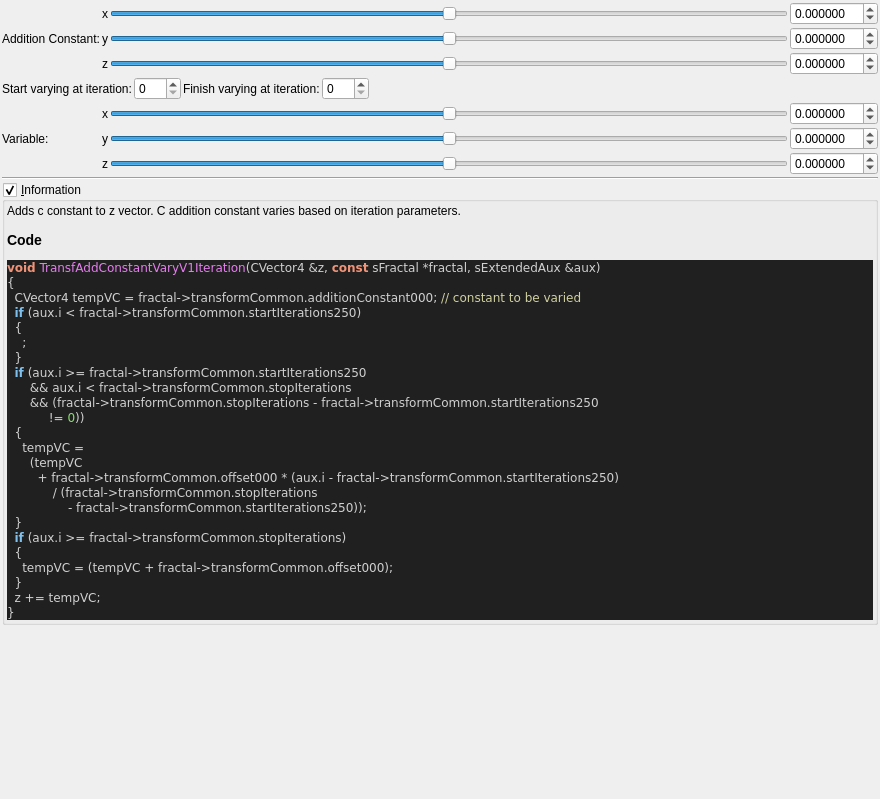
Above: mandelbulber2/formula/ui/fractal_transf_add_constant_vary_v1.ui from buddhi1980/mandelbulber2 before the change. Below: the same form after it.
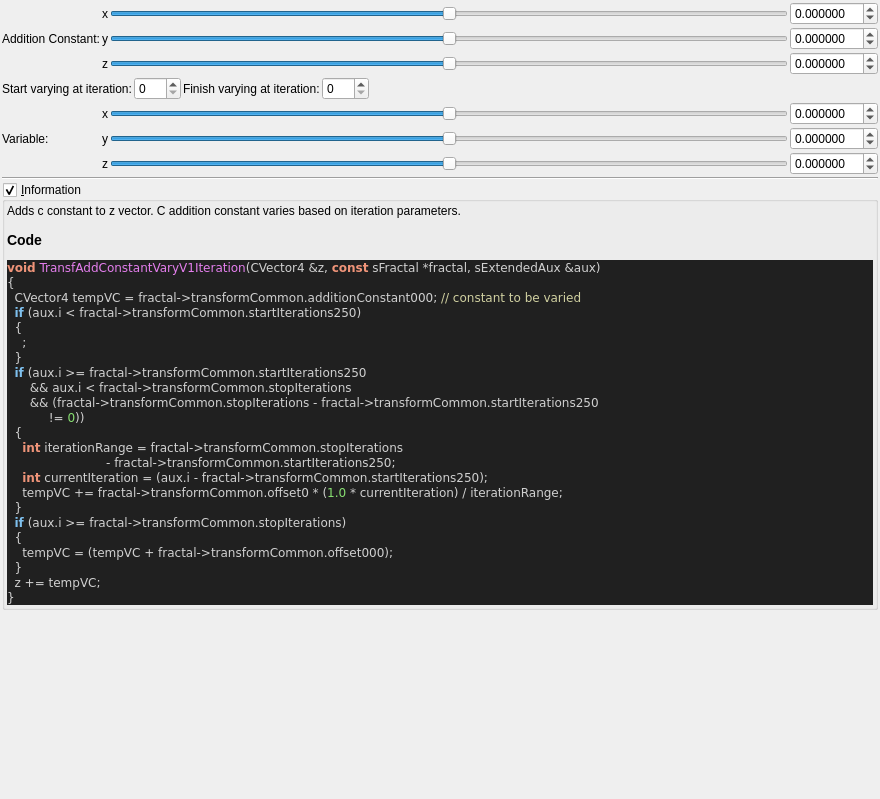
That is the form after the change. Custom widgets are drawn as their Qt base class.

Commit message: added all cl transform files till transf_a*

What changed in the file:
```diff
--- a/mandelbulber2/formula/ui/fractal_transf_add_constant_vary_v1.ui
+++ b/mandelbulber2/formula/ui/fractal_transf_add_constant_vary_v1.ui
@@ -502,11 +502,10 @@
       &lt;span style=&quot;color:#d0d0d0&quot;&gt;&amp;amp;&amp;amp; (&lt;/span&gt;fractal&lt;span style=&quot;color:#d0d0d0&quot;&gt;-&amp;gt;&lt;/span&gt;transformCommon&lt;span style=&quot;color:#d0d0d0&quot;&gt;.&lt;/span&gt;stopIterations &lt;span style=&quot;color:#d0d0d0&quot;&gt;-&lt;/span&gt; fractal&lt;span style=&quot;color:#d0d0d0&quot;&gt;-&amp;gt;&lt;/span&gt;transformCommon&lt;span style=&quot;color:#d0d0d0&quot;&gt;.&lt;/span&gt;startIterations250
            &lt;span style=&quot;color:#d0d0d0&quot;&gt;!=&lt;/span&gt; &lt;span style=&quot;color:#87df71&quot;&gt;0&lt;/span&gt;&lt;span style=&quot;color:#d0d0d0&quot;&gt;))&lt;/span&gt;
   &lt;span style=&quot;color:#d0d0d0&quot;&gt;{&lt;/span&gt;
-    tempVC &lt;span style=&quot;color:#d0d0d0&quot;&gt;=&lt;/span&gt;
-      &lt;span style=&quot;color:#d0d0d0&quot;&gt;(&lt;/span&gt;tempVC
-        &lt;span style=&quot;color:#d0d0d0&quot;&gt;+&lt;/span&gt; fractal&lt;span style=&quot;color:#d0d0d0&quot;&gt;-&amp;gt;&lt;/span&gt;transformCommon&lt;span style=&quot;color:#d0d0d0&quot;&gt;.&lt;/span&gt;offset000 &lt;span style=&quot;color:#d0d0d0&quot;&gt;* (&lt;/span&gt;aux&lt;span style=&quot;color:#d0d0d0&quot;&gt;.&lt;/span&gt;i &lt;span style=&quot;color:#d0d0d0&quot;&gt;-&lt;/span&gt; fractal&lt;span style=&quot;color:#d0d0d0&quot;&gt;-&amp;gt;&lt;/span&gt;transformCommon&lt;span style=&quot;color:#d0d0d0&quot;&gt;.&lt;/span&gt;startIterations250&lt;span style=&quot;color:#d0d0d0&quot;&gt;)&lt;/span&gt;
-            &lt;span style=&quot;color:#d0d0d0&quot;&gt;/ (&lt;/span&gt;fractal&lt;span style=&quot;color:#d0d0d0&quot;&gt;-&amp;gt;&lt;/span&gt;transformCommon&lt;span style=&quot;color:#d0d0d0&quot;&gt;.&lt;/span&gt;stopIterations
-                &lt;span style=&quot;color:#d0d0d0&quot;&gt;-&lt;/span&gt; fractal&lt;span style=&quot;color:#d0d0d0&quot;&gt;-&amp;gt;&lt;/span&gt;transformCommon&lt;span style=&quot;color:#d0d0d0&quot;&gt;.&lt;/span&gt;startIterations250&lt;span style=&quot;color:#d0d0d0&quot;&gt;));&lt;/span&gt;
+    &lt;span style=&quot;color:#f09479; font-weight:bold&quot;&gt;int&lt;/span&gt; iterationRange &lt;span style=&quot;color:#d0d0d0&quot;&gt;=&lt;/span&gt; fractal&lt;span style=&quot;color:#d0d0d0&quot;&gt;-&amp;gt;&lt;/span&gt;transformCommon&lt;span style=&quot;color:#d0d0d0&quot;&gt;.&lt;/span&gt;stopIterations
+                          &lt;span style=&quot;color:#d0d0d0&quot;&gt;-&lt;/span&gt; fractal&lt;span style=&quot;color:#d0d0d0&quot;&gt;-&amp;gt;&lt;/span&gt;transformCommon&lt;span style=&quot;color:#d0d0d0&quot;&gt;.&lt;/span&gt;startIterations250&lt;span style=&quot;color:#d0d0d0&quot;&gt;;&lt;/span&gt;
+    &lt;span style=&quot;color:#f09479; font-weight:bold&quot;&gt;int&lt;/span&gt; currentIteration &lt;span style=&quot;color:#d0d0d0&quot;&gt;= (&lt;/span&gt;aux&lt;span style=&quot;color:#d0d0d0&quot;&gt;.&lt;/span&gt;i &lt;span style=&quot;color:#d0d0d0&quot;&gt;-&lt;/span&gt; fractal&lt;span style=&quot;color:#d0d0d0&quot;&gt;-&amp;gt;&lt;/span&gt;transformCommon&lt;span style=&quot;color:#d0d0d0&quot;&gt;.&lt;/span&gt;startIterations250&lt;span style=&quot;color:#d0d0d0&quot;&gt;);&lt;/span&gt;
+    tempVC &lt;span style=&quot;color:#d0d0d0&quot;&gt;+=&lt;/span&gt; fractal&lt;span style=&quot;color:#d0d0d0&quot;&gt;-&amp;gt;&lt;/span&gt;transformCommon&lt;span style=&quot;color:#d0d0d0&quot;&gt;.&lt;/span&gt;offset0 &lt;span style=&quot;color:#d0d0d0&quot;&gt;* (&lt;/span&gt;&lt;span style=&quot;color:#87df71&quot;&gt;1.0&lt;/span&gt; &lt;span style=&quot;color:#d0d0d0&quot;&gt;*&lt;/span&gt; currentIteration&lt;span style=&quot;color:#d0d0d0&quot;&gt;) /&lt;/span&gt; iterationRange&lt;span style=&quot;color:#d0d0d0&quot;&gt;;&lt;/span&gt;
   &lt;span style=&quot;color:#d0d0d0&quot;&gt;}&lt;/span&gt;
   &lt;span style=&quot;color:#7ec0ee; font-weight:bold&quot;&gt;if&lt;/span&gt; &lt;span style=&quot;color:#d0d0d0&quot;&gt;(&lt;/span&gt;aux&lt;span style=&quot;color:#d0d0d0&quot;&gt;.&lt;/span&gt;i &lt;span style=&quot;color:#d0d0d0&quot;&gt;&amp;gt;=&lt;/span&gt; fractal&lt;span style=&quot;color:#d0d0d0&quot;&gt;-&amp;gt;&lt;/span&gt;transformCommon&lt;span style=&quot;color:#d0d0d0&quot;&gt;.&lt;/span&gt;stopIterations&lt;span style=&quot;color:#d0d0d0&quot;&gt;)&lt;/span&gt;
   &lt;span style=&quot;color:#d0d0d0&quot;&gt;{&lt;/span&gt;
```
The commit also changes 14 other files.
